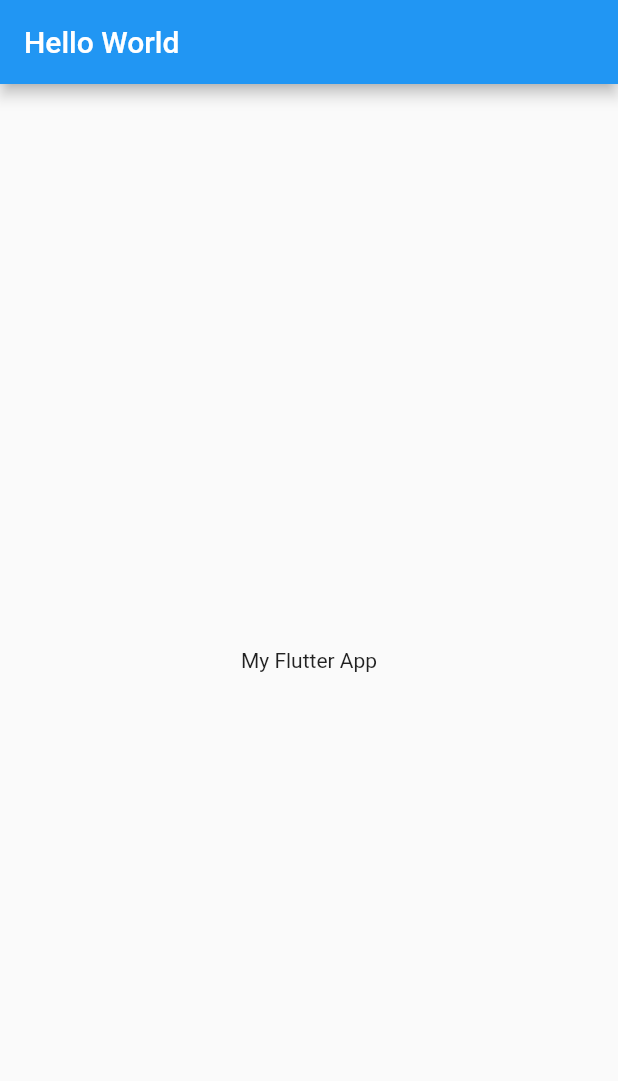
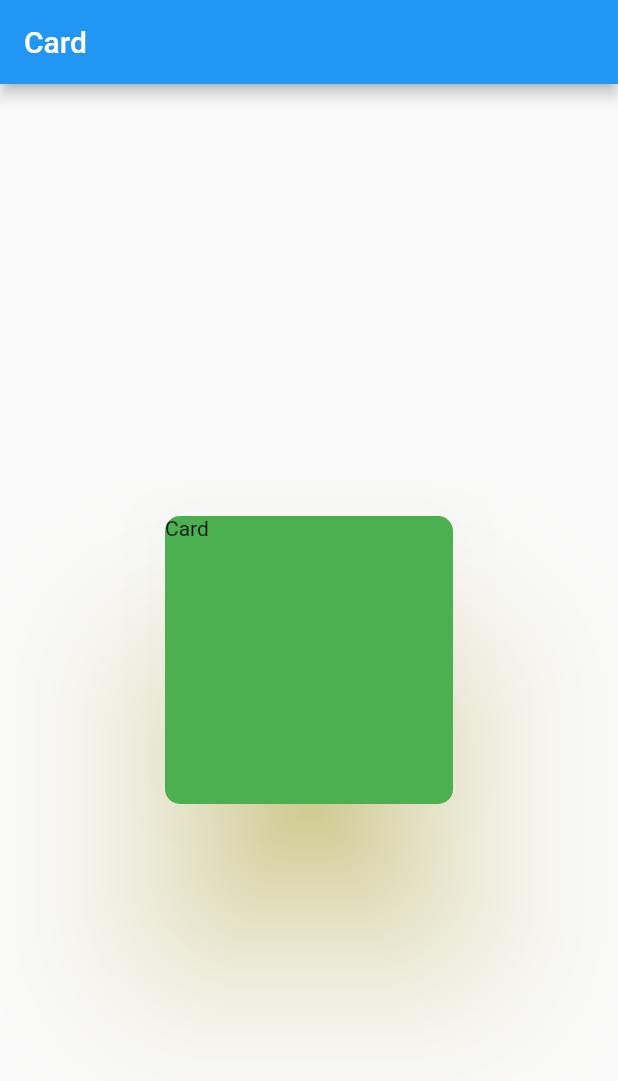
Before and after one commit to DevMeetMunjapara/Flutter-Learning, a Flutter app: the screen it shows after launch, on a phone screen of 412 x 824 dp. Shown: the top 1081 px of the screen. Run offline on Flutter 3.47's test engine with Material 2 defaults, Android fonts, the phone set to English and light mode, and no system bars.

Commit message:
Card Widget

```diff
--- a/lib/main.dart
+++ b/lib/main.dart
@@ -1,6 +1,7 @@
 import 'dart:math';
 import 'package:flutter/cupertino.dart';
 import 'package:flutter/material.dart';
+import 'package:flutter/rendering.dart';
 
 void main() {
   runApp(const MyApp());
@@ -12,14 +13,24 @@ class MyApp extends StatelessWidget {
   @override
   Widget build(BuildContext context) {
     return MaterialApp(
-      themeMode: ThemeMode.dark,
       debugShowCheckedModeBanner: false,
       home: Scaffold(
         appBar: AppBar(
-          title: Text('Hello World'),
+          title: Text('Card'),
         ),
         body: Center(
-          child: Text("My Flutter App"),
+          child: Container(
+            width: 200,
+            height: 200,
+            child: Card(
+              child: Text('Card'),
+              shape: RoundedRectangleBorder(
+                  borderRadius: BorderRadius.circular(10)),
+              color: Colors.green,
+              elevation: 50,
+              shadowColor: Colors.yellow, //border shadow
+            ),
+          ),
         ),
       ),
     );
```
